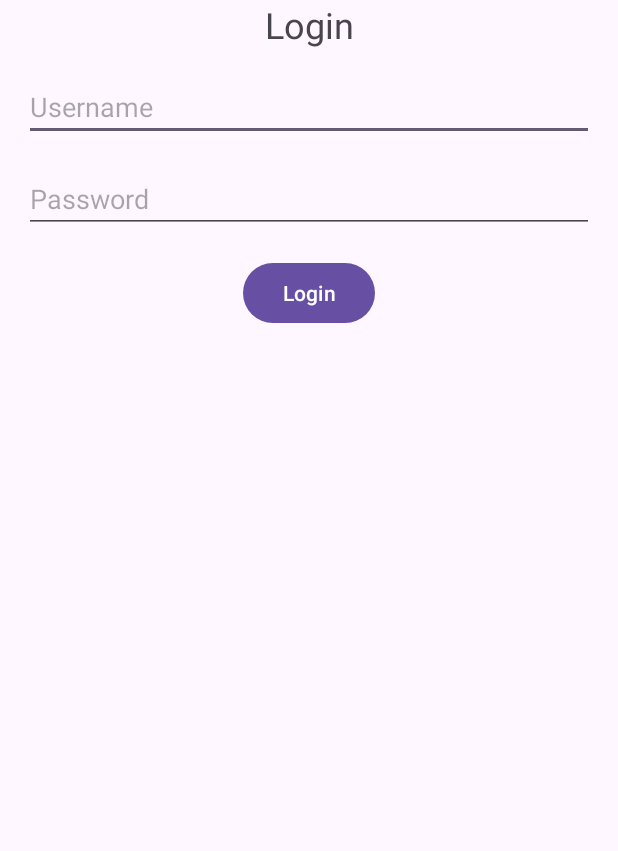
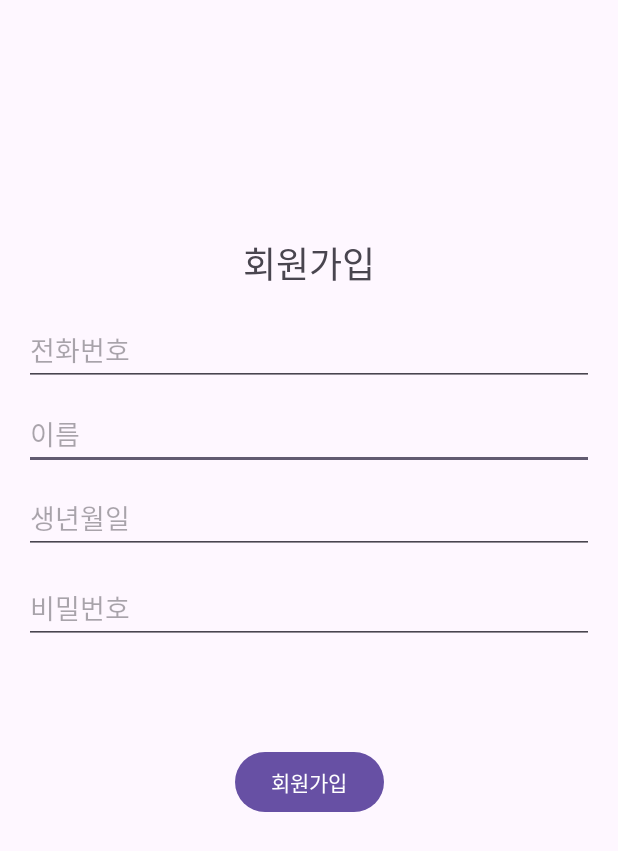
Before and after one commit to rlaDonghwan/inhatcHackathon, an Android app: the layout activity_register.xml on its own in the app's theme, with its tools: preview values and no code run, on a phone screen of 412 x 824 dp. Shown: the top 851 px of the screen. Run offline under Robolectric (Android 15) with nearby library versions, the phone set to English and light mode, and no system bars.

Commit message:
register

```diff
--- a/app/build.gradle.kts
+++ b/app/build.gradle.kts
@@ -25,6 +25,7 @@ android {
             )
         }
     }
+
     compileOptions {
         sourceCompatibility = JavaVersion.VERSION_1_8
         targetCompatibility = JavaVersion.VERSION_1_8
@@ -32,14 +33,13 @@ android {
 }
 
 dependencies {
-
     implementation(libs.appcompat)
     implementation(libs.material)
     implementation(libs.activity)
     implementation(libs.constraintlayout)
-    implementation(libs.mysql.connector.java)
+    implementation("mysql:mysql-connector-java:5.1.49") // MySQL Connector/J 5.1.49 추가
+    implementation ("org.mindrot:jbcrypt:0.4")
     testImplementation(libs.junit)
     androidTestImplementation(libs.ext.junit)
     androidTestImplementation(libs.espresso.core)
-
 }
--- a/app/src/main/res/layout/activity_register.xml
+++ b/app/src/main/res/layout/activity_register.xml
@@ -11,50 +11,80 @@
         android:id="@+id/tvTitle"
         android:layout_width="wrap_content"
         android:layout_height="wrap_content"
-        android:text="Login"
+        android:text="회원가입"
         android:textSize="24sp"
-        app:layout_constraintBottom_toTopOf="@+id/etUsername"
+        app:layout_constraintBottom_toBottomOf="parent"
         app:layout_constraintEnd_toEndOf="parent"
         app:layout_constraintStart_toStartOf="parent"
         app:layout_constraintTop_toTopOf="parent"
-        app:layout_constraintVertical_chainStyle="packed"
-        android:layout_marginBottom="16dp"/>
+        app:layout_constraintVertical_bias="0.19999999"
+        app:layout_constraintVertical_chainStyle="packed" />
 
     <EditText
-        android:id="@+id/etUsername"
+        android:id="@+id/etName"
         android:layout_width="0dp"
         android:layout_height="wrap_content"
-        android:hint="Username"
+        android:layout_marginStart="16dp"
+        android:layout_marginTop="72dp"
+        android:layout_marginEnd="16dp"
+        android:hint="이름"
         android:inputType="text"
-        app:layout_constraintTop_toBottomOf="@+id/tvTitle"
+        app:layout_constraintEnd_toEndOf="parent"
+        app:layout_constraintHorizontal_bias="0.0"
         app:layout_constraintStart_toStartOf="parent"
-        app:layout_constraintEnd_toEndOf="parent"
-        android:layout_marginStart="16dp"
-        android:layout_marginEnd="16dp"
-        android:layout_marginTop="16dp"/>
+        app:layout_constraintTop_toBottomOf="@+id/tvTitle" />
 
     <EditText
         android:id="@+id/etPassword"
         android:layout_width="0dp"
         android:layout_height="wrap_content"
-        android:hint="Password"
+        android:layout_marginStart="16dp"
+        android:layout_marginTop="124dp"
+        android:layout_marginEnd="16dp"
+        android:hint="비밀번호"
         android:inputType="textPassword"
-        app:layout_constraintTop_toBottomOf="@+id/etUsername"
+        app:layout_constraintEnd_toEndOf="parent"
+        app:layout_constraintHorizontal_bias="0.0"
         app:layout_constraintStart_toStartOf="parent"
+        app:layout_constraintTop_toBottomOf="@+id/etPhoneNum" />
+
+    <EditText
+        android:id="@+id/etPhoneNum"
+        android:layout_width="0dp"
+        android:layout_height="wrap_content"
+        android:layout_marginStart="16dp"
+        android:layout_marginTop="16dp"
+        android:layout_marginEnd="16dp"
+        android:hint="전화번호"
+        android:inputType="text"
         app:layout_constraintEnd_toEndOf="parent"
+        app:layout_constraintHorizontal_bias="0.0"
+        app:layout_constraintStart_toStartOf="parent"
+        app:layout_constraintTop_toBottomOf="@+id/tvTitle" />
+
+    <EditText
+        android:id="@+id/etAge"
+        android:layout_width="0dp"
+        android:layout_height="wrap_content"
         android:layout_marginStart="16dp"
+        android:layout_marginTop="128dp"
         android:layout_marginEnd="16dp"
-        android:layout_marginTop="16dp"/>
+        android:hint="생년월일"
+        android:inputType="text"
+        app:layout_constraintEnd_toEndOf="parent"
+        app:layout_constraintHorizontal_bias="0.0"
+        app:layout_constraintStart_toStartOf="parent"
+        app:layout_constraintTop_toBottomOf="@+id/tvTitle" />
 
     <Button
-        android:id="@+id/btnLogin"
+        android:id="@+id/btnRegister"
         android:layout_width="wrap_content"
         android:layout_height="wrap_content"
-        android:text="Login"
-        app:layout_constraintTop_toBottomOf="@+id/etPassword"
+        android:layout_marginTop="68dp"
+        android:text="회원가입"
+        app:layout_constraintEnd_toEndOf="parent"
         app:layout_constraintStart_toStartOf="parent"
-        app:layout_constraintEnd_toEndOf="parent"
-        android:layout_marginTop="16dp"/>
+        app:layout_constraintTop_toBottomOf="@+id/etPassword" />
 
 
 </androidx.constraintlayout.widget.ConstraintLayout>
--- /dev/null
+++ b/app/src/main/res/xml/network_security_config.xml
@@ -0,0 +1,6 @@
+<?xml version="1.0" encoding="utf-8"?>
+<network-security-config xmlns:android="http://schemas.android.com/apk/res/android">
+    <domain-config cleartextTrafficPermitted="true">
+        <domain includeSubdomains="true">projectdb.cno4e4q0ev10.ap-northeast-2.rds.amazonaws.com</domain>
+    </domain-config>
+</network-security-config>
```
Also changed, not shown: app/src/main/AndroidManifest.xml (+7 -1 lines), app/src/main/java/com/example/hackathonproject/DatabaseHelper.java (+82 -18 lines), app/src/main/java/com/example/hackathonproject/LoginActivity.java (added, +78 -0 lines), app/src/main/java/com/example/hackathonproject/MainActivity.java (+47 -42 lines), app/src/main/java/com/example/hackathonproject/RegisterActivity.java (added, +98 -0 lines), app/src/main/res/layout/activity_login.xml (+27 -18 lines), app/src/main/res/layout/activity_main.xml (added, +71 -0 lines).
